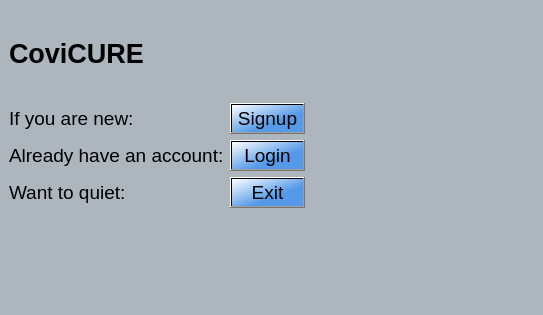
Above: Forms/mainwindow.ui from ayush-regmi/CoviCURE before the change. Below: the same form after it.
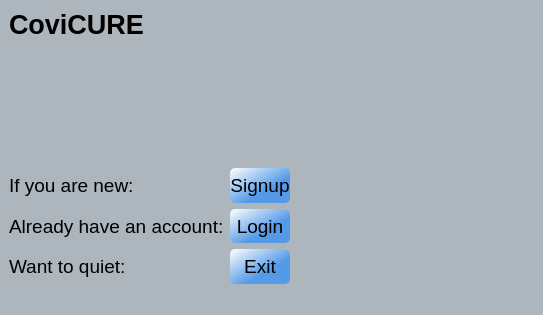
That is the form after the change.

What changed in the file:
```diff
--- a/Forms/mainwindow.ui
+++ b/Forms/mainwindow.ui
@@ -18,27 +18,14 @@
   </property>
   <widget class="QWidget" name="centralwidget">
    <layout class="QGridLayout" name="gridLayout">
-    <item row="0" column="0">
-     <widget class="QLabel" name="label">
-      <property name="font">
-       <font>
-        <pointsize>20</pointsize>
-        <bold>true</bold>
-        <strikeout>false</strikeout>
-       </font>
-      </property>
-      <property name="layoutDirection">
-       <enum>Qt::LeftToRight</enum>
-      </property>
-      <property name="autoFillBackground">
-       <bool>false</bool>
-      </property>
+    <item row="0" column="2" rowspan="4">
+     <widget class="QLabel" name="label_pic">
       <property name="text">
-       <string>CoviCURE</string>
+       <string/>
       </property>
      </widget>
     </item>
-    <item row="1" column="0" rowspan="2">
+    <item row="3" column="0">
      <layout class="QFormLayout" name="formLayout">
       <item row="0" column="0">
        <widget class="QLabel" name="label_8">
@@ -60,6 +47,12 @@
       </item>
       <item row="0" column="1">
        <widget class="QPushButton" name="pushButton_Signup_3">
+        <property name="sizePolicy">
+         <sizepolicy hsizetype="Minimum" vsizetype="MinimumExpanding">
+          <horstretch>0</horstretch>
+          <verstretch>0</verstretch>
+         </sizepolicy>
+        </property>
         <property name="font">
          <font>
           <pointsize>14</pointsize>
@@ -69,7 +62,9 @@
         </property>
         <property name="styleSheet">
          <string notr="true">background-color: qlineargradient(spread:reflect, x1:0, y1:0, x2:1, y2:1, stop:0 rgba(255, 255, 255, 255), stop:0.629213 rgba(84, 154, 232, 255));
-font: 14pt&quot;Arial Rounded MT Bold&quot;;</string>
+font: 14pt &quot;Arial Rounded MT Bold&quot;;
+
+border-radius: 5px;</string>
         </property>
         <property name="text">
          <string>Signup</string>
@@ -95,6 +90,12 @@
       </item>
       <item row="1" column="1">
        <widget class="QPushButton" name="pushButton_Login_3">
+        <property name="sizePolicy">
+         <sizepolicy hsizetype="Minimum" vsizetype="MinimumExpanding">
+          <horstretch>0</horstretch>
+          <verstretch>0</verstretch>
+         </sizepolicy>
+        </property>
         <property name="font">
          <font>
           <pointsize>14</pointsize>
@@ -104,7 +105,9 @@
         </property>
         <property name="styleSheet">
          <string notr="true">background-color: qlineargradient(spread:reflect, x1:0, y1:0, x2:1, y2:1, stop:0 rgba(255, 255, 255, 255), stop:0.629213 rgba(84, 154, 232, 255));
-font: 14pt &quot;Arial Rounded MT Bold&quot;;</string>
+font: 14pt &quot;Arial Rounded MT Bold&quot;;
+
+border-radius: 5px;</string>
         </property>
         <property name="text">
          <string>Login</string>
@@ -130,6 +133,12 @@
       </item>
       <item row="2" column="1">
        <widget class="QPushButton" name="pushButton_Exit_3">
+        <property name="sizePolicy">
+         <sizepolicy hsizetype="Minimum" vsizetype="MinimumExpanding">
+          <horstretch>0</horstretch>
+          <verstretch>0</verstretch>
+         </sizepolicy>
+        </property>
         <property name="font">
          <font>
           <pointsize>14</pointsize>
@@ -139,7 +148,9 @@
         </property>
         <property name="styleSheet">
          <string notr="true">background-color: qlineargradient(spread:reflect, x1:0, y1:0, x2:1, y2:1, stop:0 rgba(255, 255, 255, 255), stop:0.629213 rgba(84, 154, 232, 255));
-font: 14pt &quot;Arial Rounded MT Bold&quot;;</string>
+font: 14pt &quot;Arial Rounded MT Bold&quot;;
+
+border-radius: 5px;</string>
         </property>
         <property name="text">
          <string>Exit</string>
@@ -148,10 +159,23 @@
       </item>
      </layout>
     </item>
-    <item row="0" column="2" rowspan="3">
-     <widget class="QLabel" name="label_pic">
+    <item row="0" column="0" rowspan="2">
+     <widget class="QLabel" name="label">
+      <property name="font">
+       <font>
+        <pointsize>20</pointsize>
+        <bold>true</bold>
+        <strikeout>false</strikeout>
+       </font>
+      </property>
+      <property name="layoutDirection">
+       <enum>Qt::LeftToRight</enum>
+      </property>
+      <property name="autoFillBackground">
+       <bool>false</bool>
+      </property>
       <property name="text">
-       <string/>
+       <string>CoviCURE</string>
       </property>
      </widget>
     </item>
@@ -171,6 +195,19 @@
       </property>
      </spacer>
     </item>
+    <item row="2" column="0">
+     <spacer name="verticalSpacer">
+      <property name="orientation">
+       <enum>Qt::Vertical</enum>
+      </property>
+      <property name="sizeHint" stdset="0">
+       <size>
+        <width>20</width>
+        <height>40</height>
+       </size>
+      </property>
+     </spacer>
+    </item>
    </layout>
   </widget>
   <widget class="QMenuBar" name="menubar">
```
